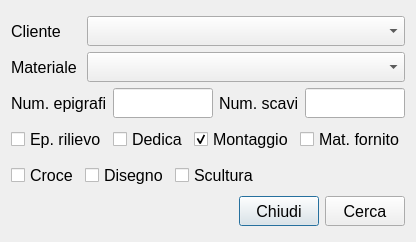
Qt form TombsAlike.ui (LuigiCaradonna/funeraria) before a commit.
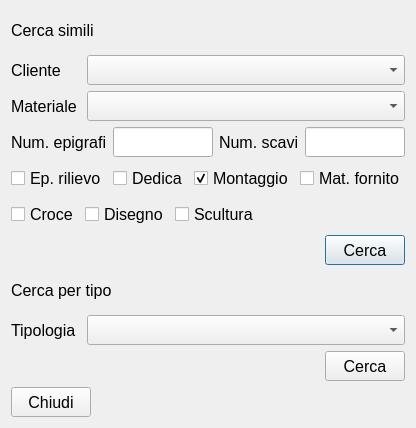
The same form after that commit.

Commit message: Added search by tomb type

The edit to the form file:
```diff
--- a/TombsAlike.ui
+++ b/TombsAlike.ui
@@ -7,7 +7,7 @@
     <x>0</x>
     <y>0</y>
     <width>403</width>
-    <height>242</height>
+    <height>428</height>
    </rect>
   </property>
   <property name="minimumSize">
@@ -19,7 +19,7 @@
   <property name="maximumSize">
    <size>
     <width>16777215</width>
-    <height>245</height>
+    <height>1600</height>
    </size>
   </property>
   <property name="font">
@@ -33,6 +33,19 @@
   <layout class="QGridLayout" name="gridLayout">
    <item row="0" column="0">
     <layout class="QVBoxLayout" name="mainContainer">
+     <item>
+      <widget class="QLabel" name="lblAlike">
+       <property name="minimumSize">
+        <size>
+         <width>0</width>
+         <height>30</height>
+        </size>
+       </property>
+       <property name="text">
+        <string>Cerca simili</string>
+       </property>
+      </widget>
+     </item>
      <item>
       <layout class="QHBoxLayout" name="horizontalLayout">
        <item>
@@ -270,21 +283,120 @@
        </item>
       </layout>
      </item>
+     <item>
+      <layout class="QHBoxLayout" name="horizontalLayout_7">
+       <item>
+        <spacer name="horizontalSpacer_3">
+         <property name="orientation">
+          <enum>Qt::Orientation::Horizontal</enum>
+         </property>
+         <property name="sizeHint" stdset="0">
+          <size>
+           <width>40</width>
+           <height>20</height>
+          </size>
+         </property>
+        </spacer>
+       </item>
+       <item>
+        <widget class="QPushButton" name="btnSearchAlike">
+         <property name="minimumSize">
+          <size>
+           <width>0</width>
+           <height>30</height>
+          </size>
+         </property>
+         <property name="maximumSize">
+          <size>
+           <width>16777215</width>
+           <height>30</height>
+          </size>
+         </property>
+         <property name="text">
+          <string>Cerca</string>
+         </property>
+        </widget>
+       </item>
+      </layout>
+     </item>
+     <item>
+      <widget class="QLabel" name="lblByType">
+       <property name="minimumSize">
+        <size>
+         <width>0</width>
+         <height>30</height>
+        </size>
+       </property>
+       <property name="text">
+        <string>Cerca per tipo</string>
+       </property>
+      </widget>
+     </item>
+     <item>
+      <layout class="QHBoxLayout" name="horizontalLayout_8">
+       <item>
+        <widget class="QLabel" name="lblByType_2">
+         <property name="minimumSize">
+          <size>
+           <width>0</width>
+           <height>30</height>
+          </size>
+         </property>
+         <property name="maximumSize">
+          <size>
+           <width>70</width>
+           <height>30</height>
+          </size>
+         </property>
+         <property name="text">
+          <string>Tipologia</string>
+         </property>
+        </widget>
+       </item>
+       <item>
+        <widget class="QComboBox" name="cbTypes">
+         <property name="minimumSize">
+          <size>
+           <width>0</width>
+           <height>30</height>
+          </size>
+         </property>
+        </widget>
+       </item>
+      </layout>
+     </item>
+     <item>
+      <layout class="QHBoxLayout" name="horizontalLayout_9">
+       <item>
+        <spacer name="horizontalSpacer_4">
+         <property name="orientation">
+          <enum>Qt::Orientation::Horizontal</enum>
+         </property>
+         <property name="sizeHint" stdset="0">
+          <size>
+           <width>40</width>
+           <height>20</height>
+          </size>
+         </property>
+        </spacer>
+       </item>
+       <item>
+        <widget class="QPushButton" name="btnSearchByType">
+         <property name="minimumSize">
+          <size>
+           <width>0</width>
+           <height>30</height>
+          </size>
+         </property>
+         <property name="text">
+          <string>Cerca</string>
+         </property>
+        </widget>
+       </item>
+      </layout>
+     </item>
      <item>
       <layout class="QHBoxLayout" name="horizontalLayout_6">
-       <item>
-        <spacer name="horizontalSpacer_2">
-         <property name="orientation">
-          <enum>Qt::Orientation::Horizontal</enum>
-         </property>
-         <property name="sizeHint" stdset="0">
-          <size>
-           <width>40</width>
-           <height>20</height>
-          </size>
-         </property>
-        </spacer>
-       </item>
        <item>
         <widget class="QPushButton" name="btnClose">
          <property name="minimumSize">
@@ -299,23 +411,17 @@
         </widget>
        </item>
        <item>
-        <widget class="QPushButton" name="btnSearch">
-         <property name="minimumSize">
-          <size>
-           <width>0</width>
-           <height>30</height>
-          </size>
+        <spacer name="horizontalSpacer_2">
+         <property name="orientation">
+          <enum>Qt::Orientation::Horizontal</enum>
          </property>
-         <property name="maximumSize">
+         <property name="sizeHint" stdset="0">
           <size>
-           <width>16777215</width>
-           <height>30</height>
+           <width>40</width>
+           <height>20</height>
           </size>
          </property>
-         <property name="text">
-          <string>Cerca</string>
-         </property>
-        </widget>
+        </spacer>
        </item>
       </layout>
      </item>
```
The commit also changes 6 other files.
